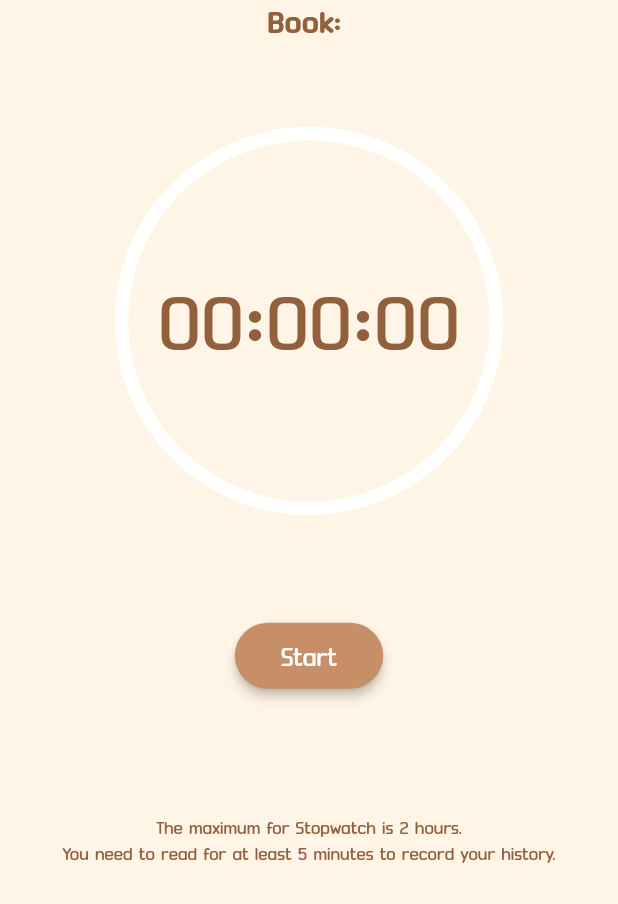
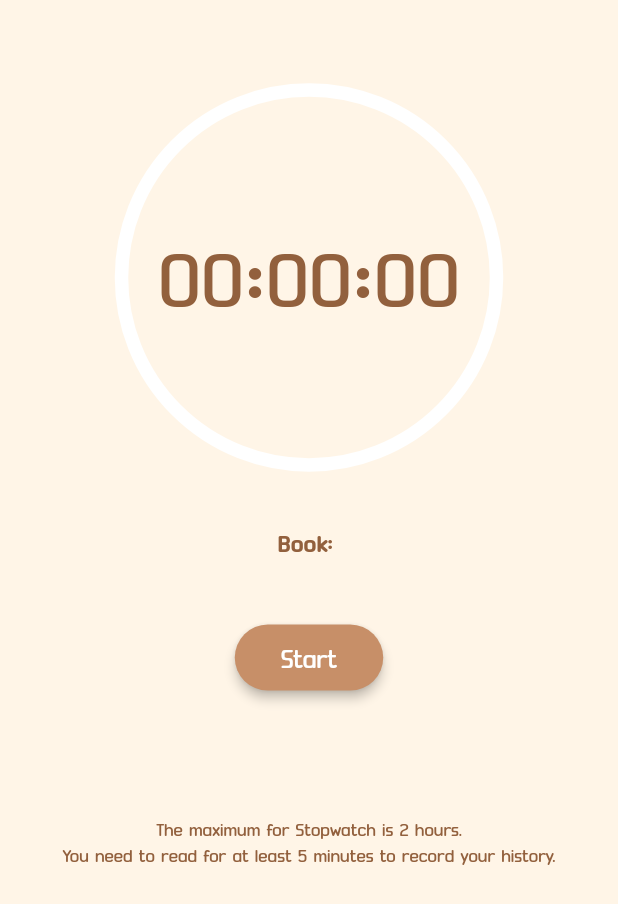
Before and after one commit to Bug-Is-Feature/DokuDoku, a Flutter app: the StopwatchView screen opened directly with empty values, on a phone screen of 412 x 824 dp. Shown: the top 904 px of the screen. Run offline on Flutter 3.47's test engine with Material 2 defaults, Android fonts, the phone set to English and light mode, and no system bars; our stand-ins replace auto_route, firebase_auth, firebase_core, flutter_dotenv, flutter_speed_dial, flutter_spinkit and 2 more; missing offline and left inert: flutter_barcode_scanner, ntp; accounts and stored records are empty; generated files the repository leaves out were written again; network calls fail.

Commit message:
change a little bit

```diff
--- a/lib/ui/components/bookcard.dart
+++ b/lib/ui/components/bookcard.dart
@@ -2,6 +2,7 @@ import 'package:auto_route/auto_route.dart';
 import 'package:dokudoku/model/library_books.dart';
 import 'package:dokudoku/ui/components/bookcard_dropdown.dart';
 import 'package:dokudoku/ui/view/book_detail_view.dart';
+import 'package:dokudoku/ui/view/book_details_view.dart';
 import 'package:flutter/material.dart';
 import 'package:dokudoku/res/AppContextExtension.dart';
 
@@ -27,7 +28,7 @@ class _BookCardState extends State<BookCard> {
         Navigator.push(
           context,
           MaterialPageRoute(
-            builder: (context) => BookDetailView(
+            builder: (context) => BookDetailsView(
               libraryBook: widget.libraryBook,
             ),
           ),
--- a/lib/ui/view/bookshelf_view.dart
+++ b/lib/ui/view/bookshelf_view.dart
@@ -48,7 +48,7 @@ class _BookShelfViewState extends State<BookShelfView> {
         actions: [
           IconButton(
             onPressed: () async {
-              await addBookDialog.addBookPopup(context);
+              AddBookDialog;
               setState(() {});
             },
             icon: const Icon(Icons.add),
--- a/lib/ui/view/home_view.dart
+++ b/lib/ui/view/home_view.dart
@@ -25,7 +25,7 @@ class _HomeViewState extends State<HomeView> {
         // appBarBuilder: (context, tabsRouter) => AppBar(
         //   elevation: 0,
         //   backgroundColor: Colors.transparent,
-        //   centerTitle: true,
+        //   centerTitle: true
         //   leading: const AutoBackButton(),
         //   actions: [
         //     IconButton(
--- a/lib/ui/view/stopwatch_view.dart
+++ b/lib/ui/view/stopwatch_view.dart
@@ -27,18 +27,19 @@ class _StopwatchViewState extends State<StopwatchView> {
         child: Center(
           child: Column(
             children: [
-              Text(
-                'Book: ${widget.title}',
-                style: const TextStyle(
-                  fontSize: 24,
-                  fontWeight: FontWeight.bold,
-                ),
-              ),
               const SizedBox(
                 height: 60,
               ),
               const StopwatchTimer(),
-              SizedBox(height: MediaQuery.of(context).size.height * 0.09),
+              SizedBox(height: MediaQuery.of(context).size.height * 0.05),
+              Text(
+                'Book: ${widget.title}',
+                style: const TextStyle(
+                  fontSize: 18,
+                  fontWeight: FontWeight.bold,
+                ),
+              ),
+              SizedBox(height: MediaQuery.of(context).size.height * 0.05),
               Button(
                 backgroundColor: provider.timerPlaying
                     ? context.resources.color.colorDarkest
```
Also changed, not shown: lib/ui/components/textfield_custombook.dart (+9 -2 lines), lib/ui/view/bookshelves_tab_view.dart (+1 -13 lines).
